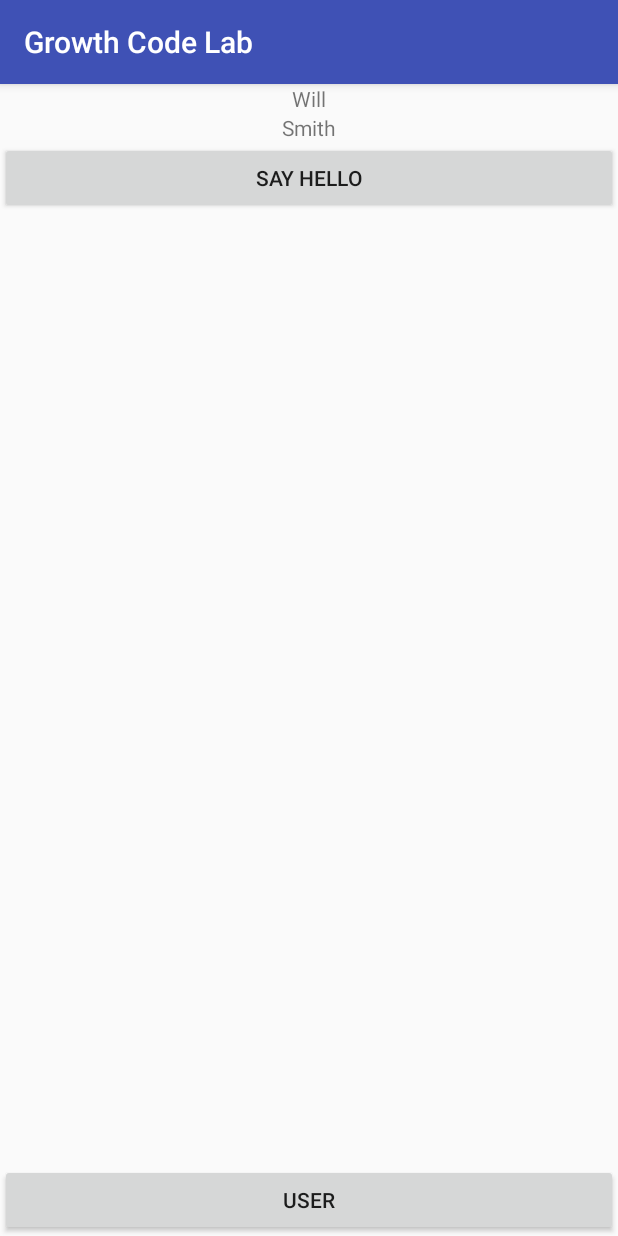
After one commit to xiaoRoy/GrowthCodeLab, an Android app: the fragment UserFragment placed in its activity, on a phone screen of 412 x 824 dp. The commit adds this screen. Run offline under Robolectric (Android 15) with nearby library versions, the phone set to English and light mode, and no system bars; our stand-ins replace data binding.

Commit message:
Finished data bingding event handling.

```diff
--- a/app/src/main/java/com/learn/growthcodelab/activity/DataBindingActivity.java
+++ b/app/src/main/java/com/learn/growthcodelab/activity/DataBindingActivity.java
@@ -5,15 +5,16 @@ import android.content.Intent;
 import android.databinding.DataBindingUtil;
 import android.os.Bundle;
 import android.support.annotation.Nullable;
+import android.view.View;
 
 import com.learn.growthcodelab.R;
 import com.learn.growthcodelab.databinding.ActivityDataBindingBinding;
-import com.learn.growthcodelab.databinding.model.User;
+import com.learn.growthcodelab.databinding.Users.UserFragment;
 
 
 public class DataBindingActivity extends BaseActivity {
 
-    public static void start(Context context){
+    public static void start(Context context) {
         context.startActivity(new Intent(context, DataBindingActivity.class));
     }
 
@@ -21,7 +22,17 @@ public class DataBindingActivity extends BaseActivity {
     protected void onCreate(@Nullable Bundle savedInstanceState) {
         super.onCreate(savedInstanceState);
         ActivityDataBindingBinding activityDataBindingBinding = DataBindingUtil.setContentView(this, R.layout.activity_data_binding);
-        User user = new User("Jack", "Smith");
-        activityDataBindingBinding.setUser(user);
+        activityDataBindingBinding.setClickHandler(new ClickHandler());
+
+    }
+
+    public class ClickHandler{
+        public void onUserClick(View view){
+              getSupportFragmentManager()
+                        .beginTransaction()
+                        .replace(R.id.fl_data_binding_container, UserFragment.newInstance())
+                        .addToBackStack("user_replace")
+                        .commit();
+        }
     }
 }
--- /dev/null
+++ b/app/src/main/java/com/learn/growthcodelab/databinding/Users/UserClickHandler.java
@@ -0,0 +1,8 @@
+package com.learn.growthcodelab.databinding.Users;
+
+
+import com.learn.growthcodelab.databinding.model.User;
+
+public interface UserClickHandler {
+    void onShowMessageClicked(User user);
+}
--- /dev/null
+++ b/app/src/main/java/com/learn/growthcodelab/databinding/Users/UserFragment.java
@@ -0,0 +1,61 @@
+package com.learn.growthcodelab.databinding.Users;
+
+
+import android.databinding.DataBindingUtil;
+import android.os.Bundle;
+import android.support.annotation.Nullable;
+import android.view.LayoutInflater;
+import android.view.View;
+import android.view.ViewGroup;
+import android.widget.Toast;
+
+import com.learn.growthcodelab.R;
+import com.learn.growthcodelab.databinding.FragmentUserBinding;
+import com.learn.growthcodelab.databinding.model.User;
+import com.learn.growthcodelab.fragment.BaseFragment;
+
+
+public class UserFragment extends BaseFragment implements UserClickHandler{
+
+    private FragmentUserBinding mFragmentUserBinding;
+
+    public static UserFragment newInstance(){
+        return new UserFragment();
+    }
+
+    @Override
+    public void onCreate(@Nullable Bundle savedInstanceState) {
+        super.onCreate(savedInstanceState);
+    }
+
+    @Override
+    public int getLayoutRes() {
+        return R.layout.fragment_user;
+    }
+
+    @Nullable
+    @Override
+    public View onCreateView(LayoutInflater inflater, @Nullable ViewGroup container, @Nullable Bundle savedInstanceState) {
+        mFragmentUserBinding = DataBindingUtil.inflate(inflater, getLayoutRes(), container, false);
+        return mFragmentUserBinding.getRoot();
+    }
+
+    @Override
+    public void onActivityCreated(@Nullable Bundle savedInstanceState) {
+        super.onActivityCreated(savedInstanceState);
+    }
+
+    @Override
+    public void onViewCreated(View view, @Nullable Bundle savedInstanceState) {
+        super.onViewCreated(view, savedInstanceState);
+        mFragmentUserBinding.setUser(new User("Will", "Smith"));
+        mFragmentUserBinding.setUserClickHandler(this);
+    }
+
+    @Override
+    public void onShowMessageClicked(User user) {
+        Toast.makeText(getActivity(),
+                       getString(R.string.s_data_binding_user_hello, user.getFirstName(),
+                       user.getLastName()), Toast.LENGTH_SHORT).show();
+    }
+}
--- /dev/null
+++ b/app/src/main/java/com/learn/growthcodelab/fragment/BaseFragment.java
@@ -0,0 +1,23 @@
+package com.learn.growthcodelab.fragment;
+
+import android.os.Bundle;
+import android.support.annotation.LayoutRes;
+import android.support.annotation.Nullable;
+import android.support.v4.app.Fragment;
+import android.view.LayoutInflater;
+import android.view.View;
+import android.view.ViewGroup;
+
+public class BaseFragment extends Fragment {
+
+    @Nullable
+    @Override
+    public View onCreateView(LayoutInflater inflater, @Nullable ViewGroup container, @Nullable Bundle savedInstanceState) {
+        return inflater.inflate(getLayoutRes(), container, false);
+    }
+
+    @LayoutRes
+    public int getLayoutRes(){
+        return 0;
+    }
+}
--- a/app/src/main/res/layout/activity_data_binding.xml
+++ b/app/src/main/res/layout/activity_data_binding.xml
@@ -2,25 +2,37 @@
 <layout
     xmlns:android="http://schemas.android.com/apk/res/android"
     >
+
     <data>
+
         <variable
             name="user"
             type="com.learn.growthcodelab.databinding.model.User"/>
+
+        <variable
+            name="clickHandler"
+            type="com.learn.growthcodelab.activity.DataBindingActivity.ClickHandler"/>
     </data>
+
     <LinearLayout
         android:layout_width="match_parent"
         android:layout_height="match_parent"
         android:orientation="vertical"
         >
-        <TextView
-            android:layout_width="wrap_content"
+        <FrameLayout
+            android:id="@+id/fl_data_binding_container"
+            android:layout_width="match_parent"
+            android:layout_height="0dp"
+            android:layout_weight="1"
+            >
+
+        </FrameLayout>
+        <Button
+            android:id="@+id/btn_data_binding_user"
+            android:layout_width="match_parent"
             android:layout_height="wrap_content"
-            android:text="@{user.firstName}"
-            />
-        <TextView
-            android:layout_width="wrap_content"
-            android:layout_height="wrap_content"
-            android:text="@{user.lastName}"
+            android:text="@string/s_data_binding_user"
+            android:onClick="@{clickHandler::onUserClick}"
             />
     </LinearLayout>
 </layout>
--- /dev/null
+++ b/app/src/main/res/layout/fragment_user.xml
@@ -0,0 +1,45 @@
+<?xml version="1.0" encoding="utf-8"?>
+
+<layout
+    xmlns:android="http://schemas.android.com/apk/res/android"
+    >
+
+    <data>
+        <variable
+            name="user"
+            type="com.learn.growthcodelab.databinding.model.User"
+        />
+        <variable
+            name="userClickHandler"
+            type="com.learn.growthcodelab.databinding.Users.UserClickHandler"
+        />
+    </data>
+
+    <LinearLayout
+        android:layout_width="match_parent"
+        android:layout_height="match_parent"
+        android:orientation="vertical"
+        >
+
+        <TextView
+            android:layout_width="wrap_content"
+            android:layout_height="wrap_content"
+            android:layout_gravity="center"
+            android:text="@{user.firstName}"
+            />
+
+        <TextView
+            android:layout_width="wrap_content"
+            android:layout_height="wrap_content"
+            android:layout_gravity="center"
+            android:text="@{user.lastName}"
+            />
+
+        <Button
+            android:layout_width="match_parent"
+            android:layout_height="wrap_content"
+            android:text="@string/s_data_binding_user_say_hello"
+            android:onClick="@{() -> userClickHandler.onShowMessageClicked(user)}"
+            />
+    </LinearLayout>
+</layout>
--- a/app/src/main/res/values/strings.xml
+++ b/app/src/main/res/values/strings.xml
@@ -2,4 +2,11 @@
     <string name="app_name">Growth Code Lab</string>
 
     <string name="s_data_binding">Data Binding</string>
+
+    <string name="s_add_new_note">Add New Note</string>
+
+    <string name="s_data_binding_user">User</string>
+
+    <string name="s_data_binding_user_hello">Hello I am %1$s %2$s.</string>
+    <string name="s_data_binding_user_say_hello">Say Hello</string>
 </resources>
```
Also changed, not shown: app/src/main/java/com/learn/growthcodelab/databinding/model/Note.java (added, +24 -0 lines), app/src/main/java/com/learn/growthcodelab/databinding/notes/NotesContracts.java (added, +13 -0 lines), app/src/main/java/com/learn/growthcodelab/databinding/notes/NotesFragment.java (added, +24 -0 lines), app/src/main/java/com/learn/growthcodelab/databinding/notes/NotesPresenter.java (added, +15 -0 lines), app/src/main/res/layout/fragment_notes.xml (added, +18 -0 lines).
